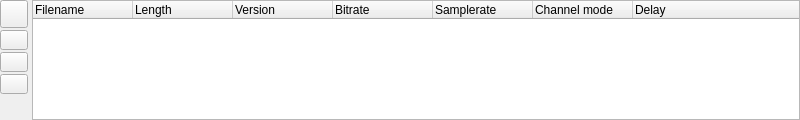
This is ui/audiofilelistwidget.ui in MINIXJR/TTCut-ng as Qt 5 draws it before an edit. The edited form follows.
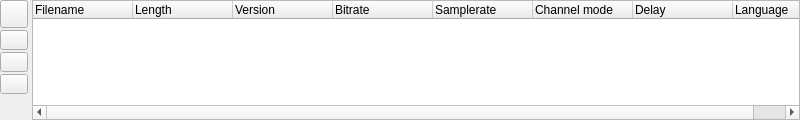
This is the edited form. Icons and pictures are not drawn.

Commit message:
Add empty stretch column to all TreeView widgets
Prevents the last data column from stretching across the full width
on wide monitors. Qt's default stretchLastSection behavior now expands
the empty column instead, keeping data columns compact.

```diff
--- a/ui/audiofilelistwidget.ui
+++ b/ui/audiofilelistwidget.ui
@@ -269,6 +269,16 @@
        <string>Delay</string>
       </property>
      </column>
+     <column>
+      <property name="text" >
+       <string>Language</string>
+      </property>
+     </column>
+     <column>
+      <property name="text" >
+       <string notr="true"/>
+      </property>
+     </column>
     </widget>
    </item>
   </layout>
```
The commit also changes 4 other files.
